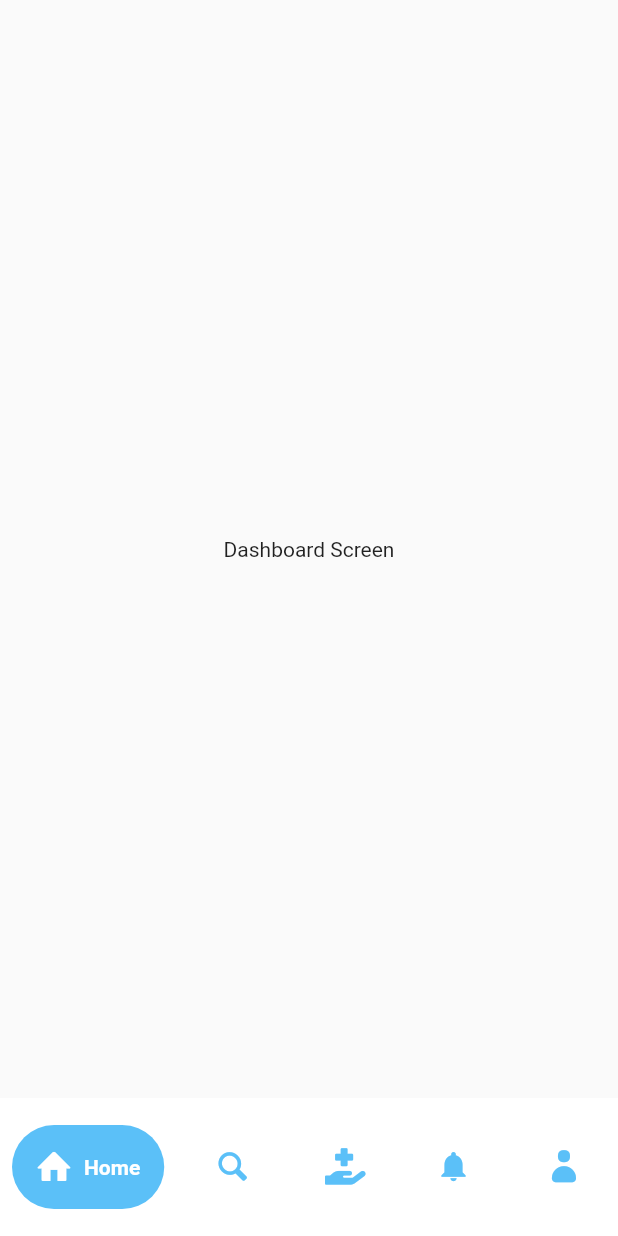
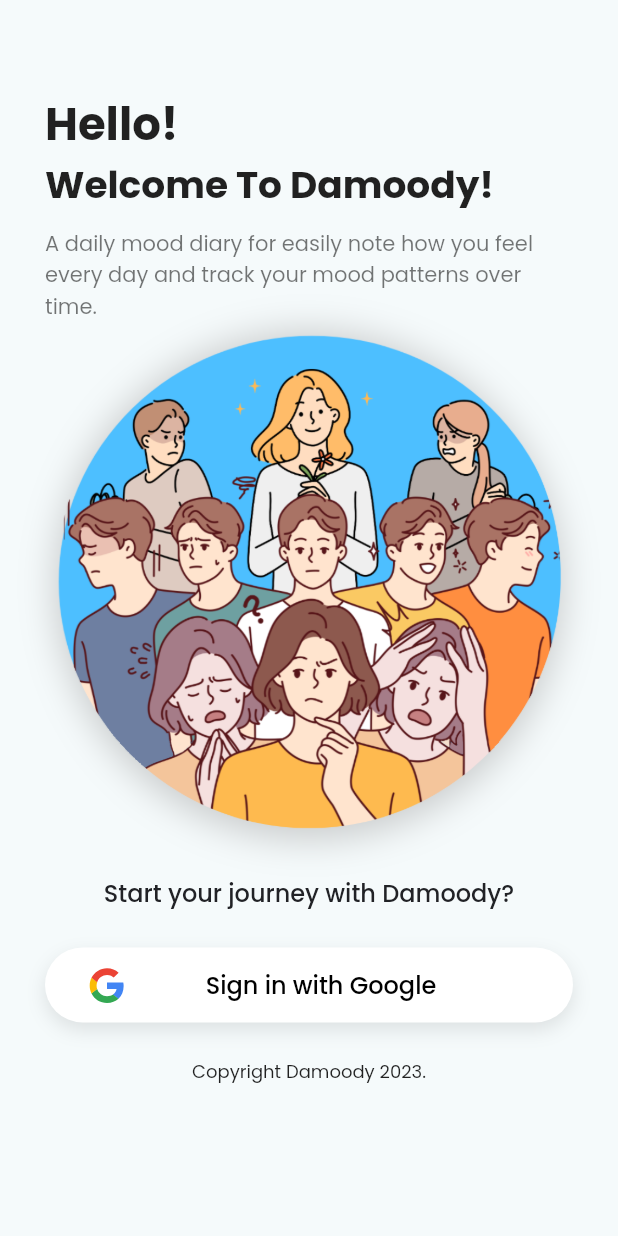
Before and after one commit to oocengg/damoody_daily_mood_diary, a Flutter app: the screen it shows after launch, on a phone screen of 412 x 824 dp. Run offline on Flutter 3.47's test engine with Material 2 defaults, Android fonts, the light colour scheme and no system bars; drawn by our look-alikes of google_nav_bar; our stand-ins replace flutter_screenutil, flutter_svg, google_fonts.

Commit message:
Done - Slicing auth page

```diff
--- a/lib/main.dart
+++ b/lib/main.dart
@@ -1,5 +1,6 @@
 import 'package:damodi_daily_mood_diary/utils/constants/routes_const.dart';
 import 'package:damodi_daily_mood_diary/views/home/provider/home_provider.dart';
+import 'package:damodi_daily_mood_diary/views/home/screen/home_screen.dart';
 import 'package:damodi_daily_mood_diary/views/splash/screen/splash_screen.dart';
 import 'package:flutter/material.dart';
 import 'package:provider/provider.dart';
@@ -27,6 +28,7 @@
         initialRoute: Routes.splash,
         routes: {
           Routes.splash: (BuildContext context) => const SplashScreen(),
+          Routes.home: (BuildContext context) => const HomeScreen(),
         },
       ),
     );
--- a/lib/utils/constants/assets_const.dart
+++ b/lib/utils/constants/assets_const.dart
@@ -2,4 +2,6 @@
   AssetConst._();
 
   static const String appLogo = 'assets/images/damoody_logo.svg';
+  static const String loginImage = 'assets/images/login_image.png';
+  static const String googleIcon = 'assets/images/google_icon.svg';
 }
--- a/lib/utils/constants/routes_const.dart
+++ b/lib/utils/constants/routes_const.dart
@@ -3,4 +3,6 @@
 
   // Page Routes
   static const String splash = '/';
+  static const String home = '/home';
+  static const String loginPage = '/login';
 }
--- a/lib/utils/themes/colors.dart
+++ b/lib/utils/themes/colors.dart
@@ -3,7 +3,7 @@
 class ThemeColor {
   ThemeColor._();
 
-  static const Color background = Color.fromRGBO(228, 232, 253, 1);
+  static const Color background = Color.fromRGBO(245, 250, 251, 1);
 
   static const Color appBar = Color.fromRGBO(249, 248, 244, 1);
 
--- /dev/null
+++ b/lib/utils/widgets/custom_text_button.dart
@@ -0,0 +1,88 @@
+import 'package:flutter/material.dart';
+import 'package:flutter_svg/svg.dart';
+import 'package:google_fonts/google_fonts.dart';
+
+class CustomTextButton extends StatelessWidget {
+  final String? title;
+  final String? svgLocation;
+  final Function()? onPressed;
+  final Color? backgroundColor, textColor;
+
+  const CustomTextButton({
+    Key? key,
+    this.title,
+    this.svgLocation,
+    this.onPressed,
+    this.backgroundColor,
+    this.textColor,
+  }) : super(key: key);
+
+  @override
+  Widget build(BuildContext context) {
+    return InkWell(
+      onTap: onPressed,
+      child: Container(
+        width: double.infinity,
+        height: 50,
+        padding: const EdgeInsets.symmetric(
+          horizontal: 16,
+          vertical: 4,
+        ),
+        decoration: BoxDecoration(
+          color: backgroundColor ?? Colors.white,
+          borderRadius: BorderRadius.circular(30),
+          boxShadow: [
+            BoxShadow(
+              color: Colors.black.withOpacity(0.1),
+              blurRadius: 10,
+              offset: const Offset(0, 5),
+            ),
+          ],
+        ),
+        child: Row(
+          children: [
+            if (svgLocation != null)
+              Row(
+                children: [
+                  Container(
+                    width: 50,
+                    height: 50,
+                    decoration: BoxDecoration(
+                      color: backgroundColor ?? Colors.white,
+                      borderRadius: BorderRadius.circular(8),
+                    ),
+                    child: Center(
+                      child: SvgPicture.asset(
+                        svgLocation!,
+                        width: 24,
+                        height: 24,
+                      ),
+                    ),
+                  ),
+                  const SizedBox(
+                    width: 16,
+                  ),
+                ],
+              ),
+            Expanded(
+              child: Center(
+                child: Text(
+                  title ?? "",
+                  style: GoogleFonts.poppins(
+                    fontSize: 16,
+                    fontWeight: FontWeight.w500,
+                    color: textColor ?? Colors.black,
+                  ),
+                ),
+              ),
+            ),
+            if (svgLocation != null)
+              const SizedBox(
+                width: 50,
+              )
+          ],
+        ),
+      ),
+    );
+  }
+}
--- a/lib/views/auth/screens/login_screen.dart
+++ b/lib/views/auth/screens/login_screen.dart
@@ -0,0 +1,183 @@
+import 'package:damodi_daily_mood_diary/utils/constants/assets_const.dart';
+import 'package:damodi_daily_mood_diary/utils/constants/routes_const.dart';
+import 'package:damodi_daily_mood_diary/utils/themes/colors.dart';
+import 'package:damodi_daily_mood_diary/utils/widgets/custom_text_button.dart';
+import 'package:damodi_daily_mood_diary/utils/widgets/custom_text_field.dart';
+import 'package:flutter/material.dart';
+import 'package:google_fonts/google_fonts.dart';
+
+class LoginScreen extends StatefulWidget {
+  const LoginScreen({super.key});
+
+  @override
+  State<LoginScreen> createState() => _LoginScreenState();
+}
+
+class _LoginScreenState extends State<LoginScreen> {
+  @override
+  Widget build(BuildContext context) {
+    return Stack(
+      children: [
+        Scaffold(
+          backgroundColor: ThemeColor.background,
+          body: SafeArea(
+            child: SingleChildScrollView(
+              child: Padding(
+                padding: const EdgeInsets.symmetric(
+                  horizontal: 30,
+                ),
+                child: Column(
+                  mainAxisAlignment: MainAxisAlignment.spaceEvenly,
+                  children: [
+                    const SizedBox(
+                      height: 60,
+                    ),
+                    Column(
+                      crossAxisAlignment: CrossAxisAlignment.start,
+                      children: [
+                        Text(
+                          'Hello!',
+                          style: GoogleFonts.poppins(
+                            fontSize: 30,
+                            fontWeight: FontWeight.bold,
+                          ),
+                        ),
+                        Text(
+                          'Welcome To Damoody!',
+                          style: GoogleFonts.poppins(
+                            fontSize: 25,
+                            fontWeight: FontWeight.bold,
+                          ),
+                        ),
+                        const SizedBox(
+                          height: 10,
+                        ),
+                        Text(
+                          'A daily mood diary for easily note how you feel every day and track your mood patterns over time.',
+                          style: GoogleFonts.poppins(
+                            color: Colors.black54,
+                          ),
+                        ),
+                      ],
+                    ),
+                    Container(
+                      decoration: BoxDecoration(
+                        shape: BoxShape.circle,
+                        boxShadow: [
+                          BoxShadow(
+                            color: Colors.grey.withOpacity(0.5),
+                            spreadRadius: 0.1,
+                            blurRadius: 20,
+                            offset: const Offset(
+                                0, 6), // changes position of shadow
+                          ),
+                        ],
+                      ),
+                      child: Image.asset(AssetConst.loginImage),
+                    ),
+                    const SizedBox(
+                      height: 30,
+                    ),
+                    Column(
+                      children: [
+                        // const CustomTextField(
+                        //   // controller: controller.emailController,
+                        //   hintText: "Email",
+                        //   keyboardType: TextInputType.emailAddress,
+                        // ),
+                        // const SizedBox(
+                        //   height: 24,
+                        // ),
+                        // const CustomTextField(
+                        //   // controller: controller.passwordController,
+                        //   hintText: "Password",
+                        //   keyboardType: TextInputType.visiblePassword,
+                        // ),
+                        // const SizedBox(
+                        //   height: 24,
+                        // ),
+                        // CustomTextButton(
+                        //   title: "Sign in",
+                        //   onPressed: () {
+                        //     // controller.login();
+                        //   },
+                        //   textColor: Colors.white,
+                        //   backgroundColor: ThemeColor.primary,
+                        // ),
+                        // const SizedBox(
+                        //   height: 24,
+                        // ),
+                        Text(
+                          'Start your journey with Damoody?',
+                          style: GoogleFonts.poppins(
+                            color: ThemeColor.black,
+                            fontSize: 16,
+                            fontWeight: FontWeight.w500,
+                          ),
+                        ),
+                        const SizedBox(
+                          height: 24,
+                        ),
+                        CustomTextButton(
+                          onPressed: () {
+                            Navigator.pushNamed(context, Routes.home);
+                          },
+                          title: "Sign in with Google",
+                          svgLocation: AssetConst.googleIcon,
+                        ),
+                        const SizedBox(
+                          height: 24,
+                        ),
+                        Text(
+                          "Copyright Damoody 2023.",
+                          style: GoogleFonts.poppins(
+                            fontSize: 12,
+                          ),
+                        ),
+                        // Column(
+                        //   children: [
+                        //     InkWell(
+                        //       onTap: () {},
+                        //       child: Row(
+                        //         mainAxisAlignment: MainAxisAlignment.center,
+                        //         children: [
+                        //           Text(
+                        //             "Don't have an account?",
+                        //             style: GoogleFonts.poppins(
+                        //               fontSize: 12,
+                        //             ),
+                        //           ),
+                        //           const SizedBox(
+                        //             width: 8,
+                        //           ),
+                        //           Text(
+                        //             "Sign up",
+                        //             style: GoogleFonts.poppins(
+                        //               fontSize: 12,
+                        //               color: ThemeColor.primary,
+                        //             ),
+                        //           ),
+                        //         ],
+                        //       ),
+                        //     ),
+                        //     Text(
+                        //       "Forgot password?",
+                        //       style: GoogleFonts.poppins(
+                        //         fontSize: 12,
+                        //         color: ThemeColor.primary,
+                        //       ),
+                        //     ),
+                        //   ],
+                        // ),
+                      ],
+                    ),
+                  ],
+                ),
+              ),
+            ),
+          ),
+        ),
+      ],
+    );
+  }
+}
--- a/lib/views/splash/screen/splash_screen.dart
+++ b/lib/views/splash/screen/splash_screen.dart
@@ -1,7 +1,7 @@
 import 'dart:async';
 import 'package:damodi_daily_mood_diary/utils/constants/assets_const.dart';
 import 'package:damodi_daily_mood_diary/utils/themes/colors.dart';
-import 'package:damodi_daily_mood_diary/views/home/screen/home_screen.dart';
+import 'package:damodi_daily_mood_diary/views/auth/screens/login_screen.dart';
 import 'package:flutter/material.dart';
 import 'package:flutter_svg/svg.dart';
 
@@ -23,14 +23,14 @@
     const duration = Duration(seconds: 5);
     return Timer(duration, () {
       Navigator.of(context).pushReplacement(
-          MaterialPageRoute(builder: (context) => const HomeScreen()));
+          MaterialPageRoute(builder: (context) => const LoginScreen()));
     });
   }
 
   @override
   Widget build(BuildContext context) {
     return Scaffold(
-        backgroundColor: ThemeColor.appBar,
+        backgroundColor: ThemeColor.background,
         body: Center(
           child: SvgPicture.asset(
             AssetConst.appLogo,
```
Also changed, not shown: lib/utils/themes/fonts.dart (+6 -2 lines), lib/utils/widgets/custom_text_field.dart (added, +104 -0 lines), lib/views/home/screen/home_screen.dart (+12 -2 lines), assets/images/google_icon.svg (added), assets/images/login_image.png (added).
